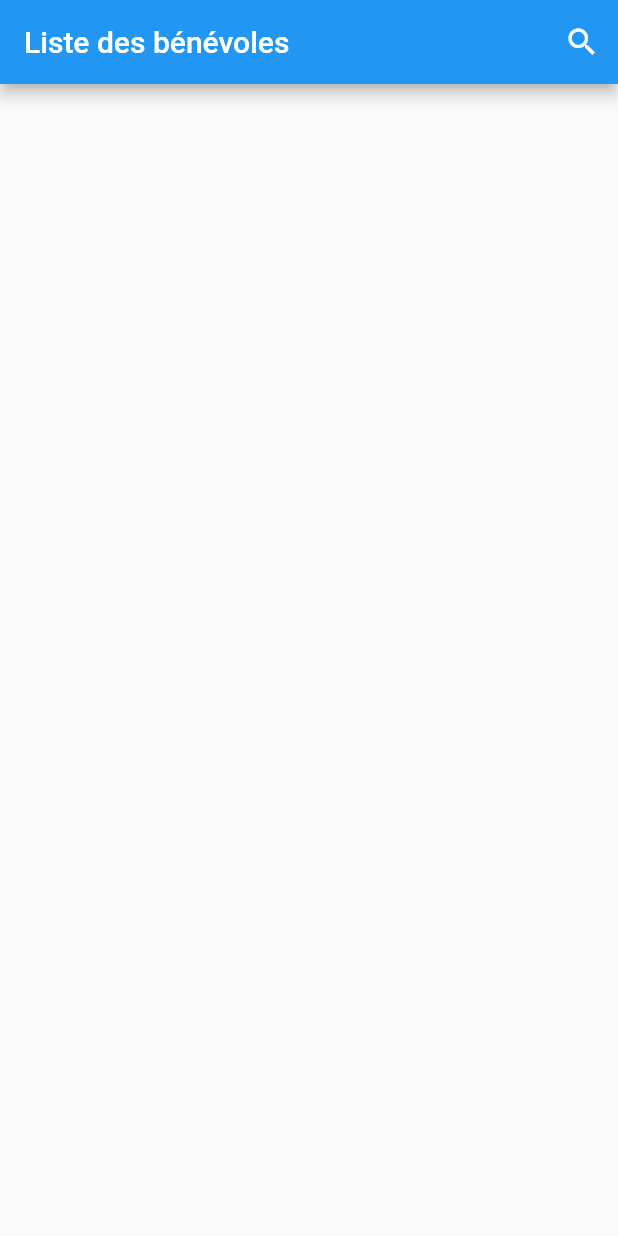
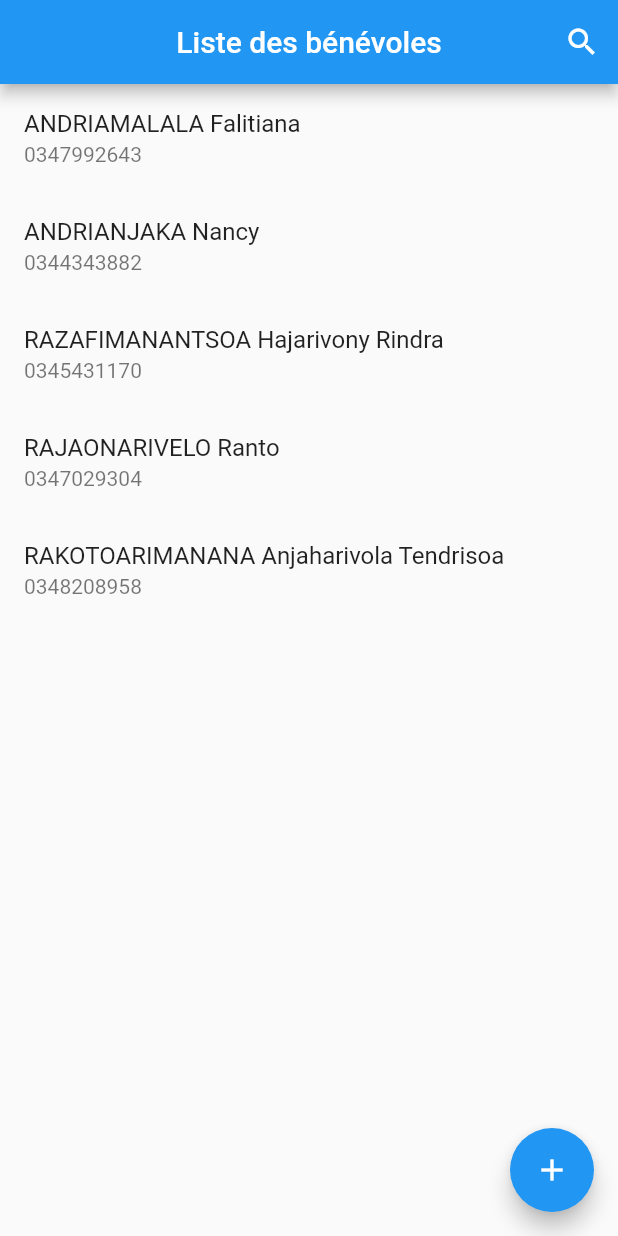
Before and after one commit to misaJohary/benevole-gestion, a Flutter app: the screen it shows after launch, on a phone screen of 412 x 824 dp. Run offline on Flutter 3.47's test engine with Material 2 defaults, Android fonts, the phone set to English and light mode, and no system bars.

Commit message:
Search bar ok

```diff
--- a/lib/main.dart
+++ b/lib/main.dart
@@ -1,5 +1,7 @@
+import 'package:benevolat/provider/benevole.dart';
 import 'package:benevolat/screens/homepage.dart';
 import 'package:flutter/material.dart';
+import 'package:provider/provider.dart';
 
 void main() {
   runApp(MyApp());
@@ -8,13 +10,16 @@ void main() {
 class MyApp extends StatelessWidget {
   @override
   Widget build(BuildContext context) {
-    return MaterialApp(
-      debugShowCheckedModeBanner: false,
-      title: 'Flutter Demo',
-      theme: ThemeData(
-        primarySwatch: Colors.blue,
+    return ChangeNotifierProvider(
+      create: (context) => BenevoleNotifier(),
+      child: MaterialApp(
+        debugShowCheckedModeBanner: false,
+        title: 'Flutter Demo',
+        theme: ThemeData(
+          primarySwatch: Colors.blue,
+        ),
+        home: HomePage(),
       ),
-      home: HomePage(),
     );
   }
 }
--- a/lib/provider/benevole.dart
+++ b/lib/provider/benevole.dart
@@ -1,8 +1,8 @@
-import 'dart:async';
+// import 'dart:async';
 
-import 'package:flutter/cupertino.dart';
+import 'package:flutter/material.dart';
 
-class benevole {
+class Benevole {
   final String name;
   final String number;
   final String adresse;
@@ -10,7 +10,7 @@ class benevole {
   final String profession;
   final String availability;
 
-  benevole({
+  Benevole({
     this.name,
     this.number,
     this.adresse,
@@ -20,9 +20,9 @@ class benevole {
   });
 }
 
-class benevoleNotifier with ChangeNotifier {
+class BenevoleNotifier with ChangeNotifier {
   List benevoles = [
-    benevole(
+    Benevole(
       name: 'ANDRIAMALALA Falitiana',
       number: '0347992643',
       email: ' Falitiana37@gmail.com',
@@ -30,7 +30,7 @@ class benevoleNotifier with ChangeNotifier {
       profession: 'Environnementaliste GIZ',
       availability: 'Samedi',
     ),
-    benevole(
+    Benevole(
       name: 'ANDRIANJAKA Nancy',
       number: '0344343882',
       email: 'nancy.andrianjaka@gmail.com',
@@ -38,7 +38,7 @@ class benevoleNotifier with ChangeNotifier {
       profession: 'Attachée de direction',
       availability: 'Samedi',
     ),
-    benevole(
+    Benevole(
       name: 'RAZAFIMANANTSOA Hajarivony Rindra',
       number: '0345431170 ',
       email: 'hajarivonyr@gmail.com',
@@ -46,7 +46,7 @@ class benevoleNotifier with ChangeNotifier {
       profession: 'Directeur vente, Marketing et Partenariat',
       availability: 'Mercredi',
     ),
-    benevole(
+    Benevole(
       name: 'RAJAONARIVELO Ranto',
       number: '0347029304',
       email: 'Rantorajaonarivelo521@gmail.com',
@@ -54,7 +54,7 @@ class benevoleNotifier with ChangeNotifier {
       profession: 'Etudiant',
       availability: 'Mercredi',
     ),
-    benevole(
+    Benevole(
       name: 'RAKOTOARIMANANA Anjaharivola Tendrisoa',
       number: '0348208958',
       email: 'rakotoarimananatendrisoa@gmail.com',
--- a/lib/screens/homepage.dart
+++ b/lib/screens/homepage.dart
@@ -1,4 +1,6 @@
 import 'package:flutter/material.dart';
+import 'package:provider/provider.dart';
+import '../provider/benevole.dart';
 
 class HomePage extends StatefulWidget {
   @override
@@ -8,9 +10,12 @@ class HomePage extends StatefulWidget {
 class _HomePageState extends State<HomePage> {
   @override
   Widget build(BuildContext context) {
+    final benevole = Provider.of<BenevoleNotifier>(context, listen: false);
+
     return Scaffold(
       appBar: AppBar(
         title: Text('Liste des bénévoles'),
+        centerTitle: true,
         actions: [
           IconButton(
             onPressed: () {
@@ -20,11 +25,26 @@ class _HomePageState extends State<HomePage> {
           )
         ],
       ),
+      body: ListView.builder(
+          itemBuilder: (context, index) {
+            return ListTile(
+              onTap: () {},
+              title: Text(benevole.benevoles[index].name),
+              subtitle: Text(benevole.benevoles[index].number),
+            );
+          },
+          itemCount: benevole.benevoles.length),
+      floatingActionButton: FloatingActionButton(
+        child: Icon(Icons.add),
+        onPressed: (){},
+      ),
     );
   }
 }
 
 class Search extends SearchDelegate {
+  List result = [];
+
   @override
   List<Widget> buildActions(BuildContext context) {
     return [
@@ -35,7 +55,6 @@ class Search extends SearchDelegate {
         icon: Icon(Icons.clear),
       ),
     ];
-    // throw UnimplementedError();
   }
 
   @override
@@ -48,20 +67,46 @@ class Search extends SearchDelegate {
       icon: AnimatedIcon(
         icon: AnimatedIcons.menu_arrow,
         progress: transitionAnimation,
-        ));
-    // throw UnimplementedError();
+      ),
+    );
   }
 
   @override
   Widget buildResults(BuildContext context) {
-    // show some result based on the selection
-    // throw UnimplementedError();
+    return ListView.builder(
+      itemCount: result.length,
+      itemBuilder: (context, index) {
+        return Text(result[index].name);
+        // return ListTile(
+        //   title: result[index].name,
+        //   subtitle: result[index].number,
+      },
+    );
   }
 
   @override
   Widget buildSuggestions(BuildContext context) {
     // show when someone searches for something
-    return query.isEmpty? Container(): Text('Hello');
+
+    final benevole = Provider.of<BenevoleNotifier>(context, listen: false);
+
+    result = benevole.benevoles
+        .where((element) =>
+            element.name.contains(RegExp("$query", caseSensitive: false)))
+        .toList();
+
+    return query.isEmpty
+        ? Container()
+        : ListView.builder(
+            itemCount: result.length,
+            itemBuilder: (context, index) => ListTile(
+              onTap: () {
+                showResults(context);
+              },
+              title: Text(result[index].name),
+              subtitle: Text(result[index].number),
+            ),
+          );
     // throw UnimplementedError();
   }
 }
```
Lines whose indentation alone changed are shown as unchanged.
